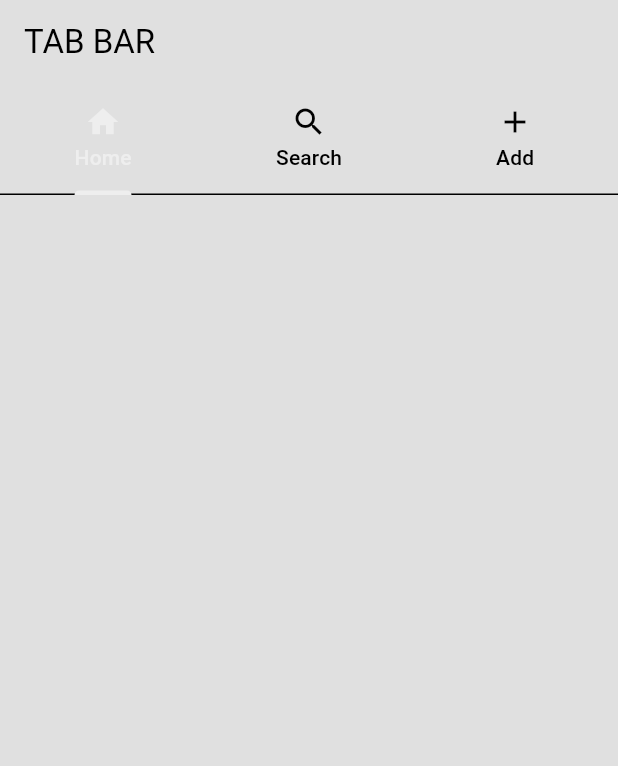
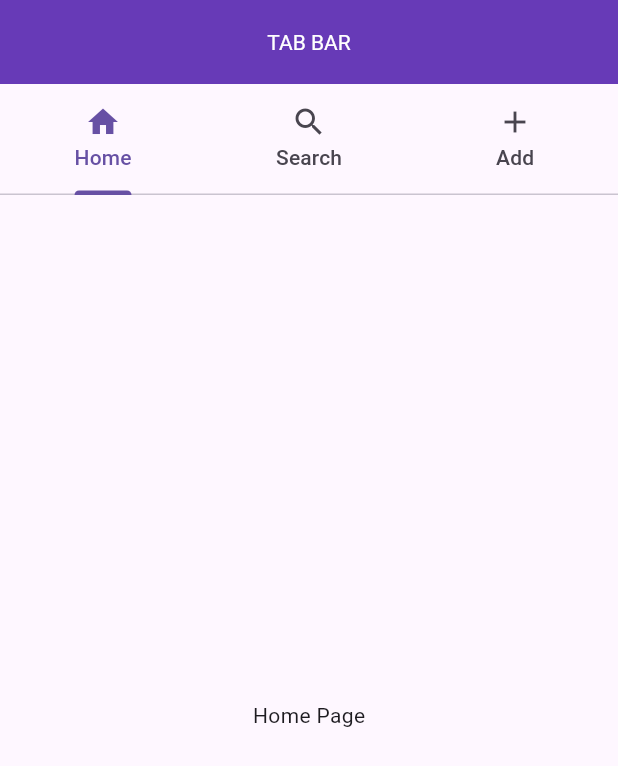
Before and after one commit to kalejaiyeoluwadara/flutter_minimal_e-commerce_app, a Flutter app: the screen it shows after launch, on a phone screen of 412 x 824 dp. Shown: the top 766 px of the screen. Run offline on Flutter 3.47's test engine with Material 3 defaults, Android fonts, the phone set to English and light mode, and no system bars.

Commit message:
completed tab bar

```diff
--- a/lib/main.dart
+++ b/lib/main.dart
@@ -28,7 +28,8 @@ class MyApp extends StatelessWidget {
       home: const CustomTabBar(),
       // home: const CustomSliverAppBar(),
       // home: const IntroPage(),
-      theme: lightMode,
+      // theme: lightMode,
+      theme: ThemeData(primarySwatch: Colors.deepPurple),
       routes: {
         '/intro_page': (context) => const IntroPage(),
         '/shop_page': (context) => const ShopPage(),
--- a/lib/test_pages/tab_bar.dart
+++ b/lib/test_pages/tab_bar.dart
@@ -9,15 +9,39 @@ class CustomTabBar extends StatelessWidget {
         length: 3,
         child: Scaffold(
           appBar: AppBar(
+            backgroundColor: Colors.deepPurple,
+            titleTextStyle: TextStyle(color: Colors.white),
+            centerTitle: true,
             title: const Text('TAB BAR'),
           ),
-          body: const Column(children: [
-            TabBar(
+          body: Column(children: [
+            const TabBar(
               tabs: [
                 Tab(icon: Icon(Icons.home), child: Text('Home')),
                 Tab(icon: Icon(Icons.search), child: Text('Search')),
                 Tab(icon: Icon(Icons.add), child: Text('Add')),
               ],
+            ),
+            Expanded(
+              child: TabBarView(
+                children: [
+                  Container(
+                    child: const Center(
+                      child: Text('Home Page'),
+                    ),
+                  ),
+                  Container(
+                    child: const Center(
+                      child: Text('Search Page'),
+                    ),
+                  ),
+                  Container(
+                    child: const Center(
+                      child: Text('Add Page'),
+                    ),
+                  ),
+                ],
+              ),
             )
           ]),
         ));
```
